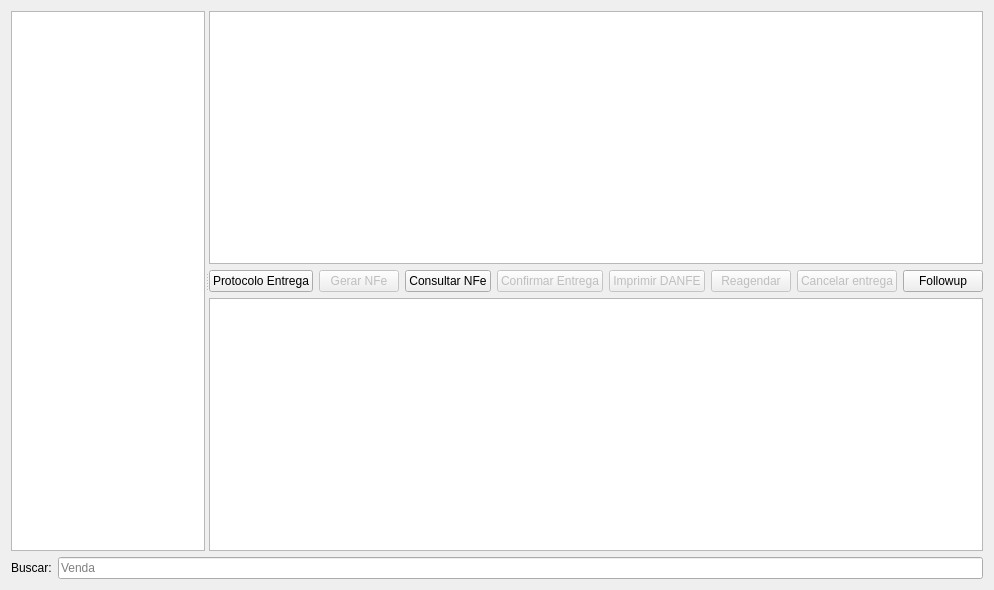
Qt form ui/widgetlogisticaentregas.ui (darktorres/ERP-STACCATO) before a commit.
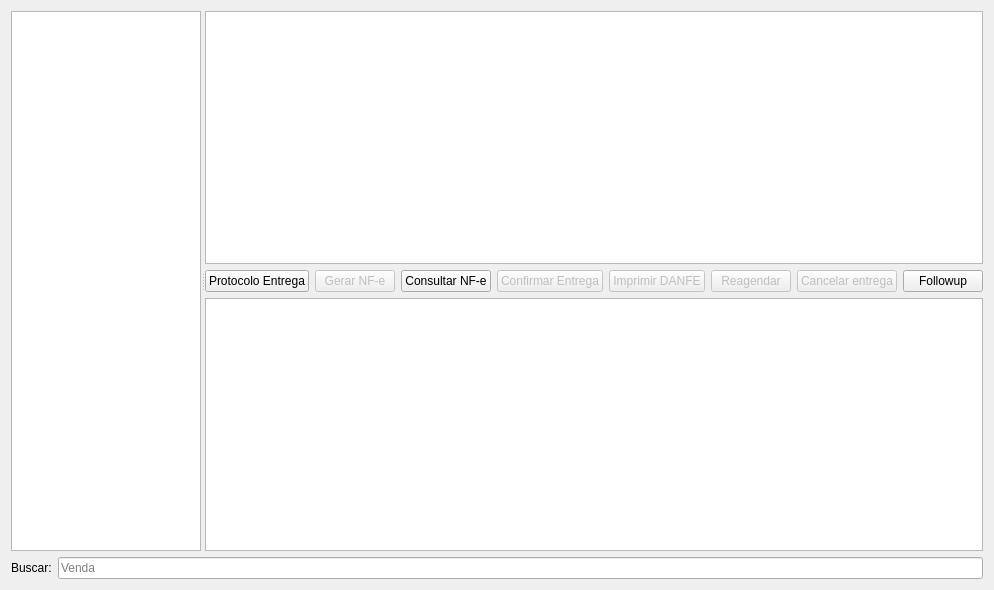
The same form after that commit. Custom widgets are drawn as their Qt base class.

What changed in the file:
```diff
--- a/ui/widgetlogisticaentregas.ui
+++ b/ui/widgetlogisticaentregas.ui
@@ -83,7 +83,7 @@
             <bool>false</bool>
            </property>
            <property name="text">
-            <string>Gerar NFe</string>
+            <string>Gerar NF-e</string>
            </property>
           </widget>
          </item>
@@ -123,7 +123,7 @@
             <bool>true</bool>
            </property>
            <property name="text">
-            <string>Consultar NFe</string>
+            <string>Consultar NF-e</string>
            </property>
           </widget>
          </item>
```
